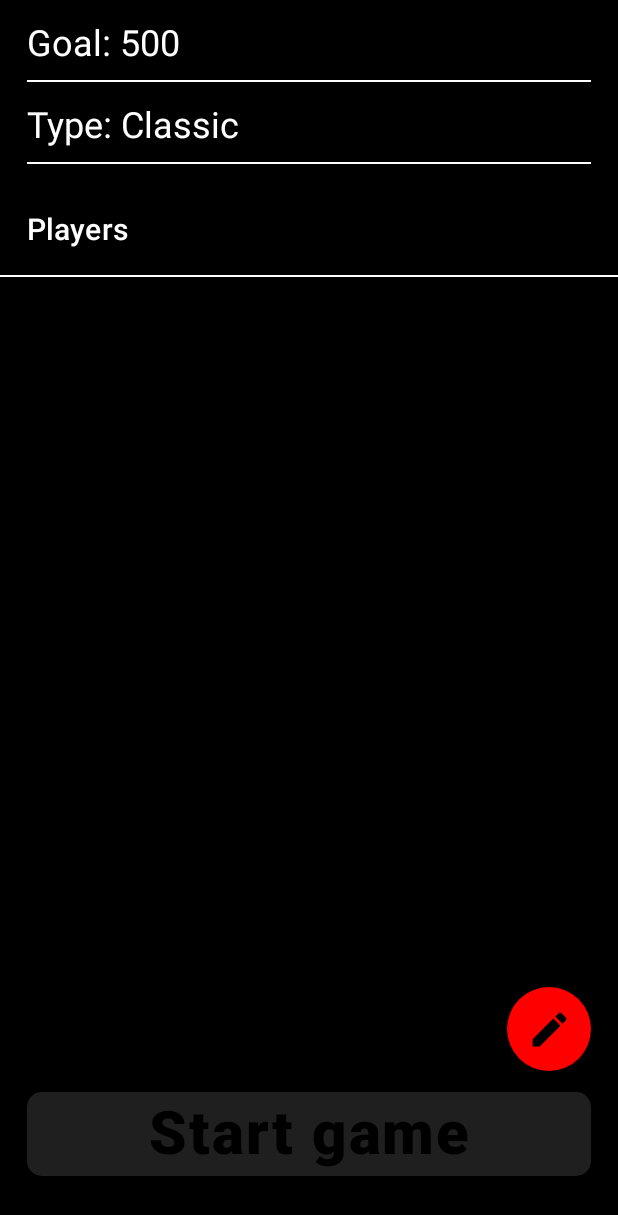
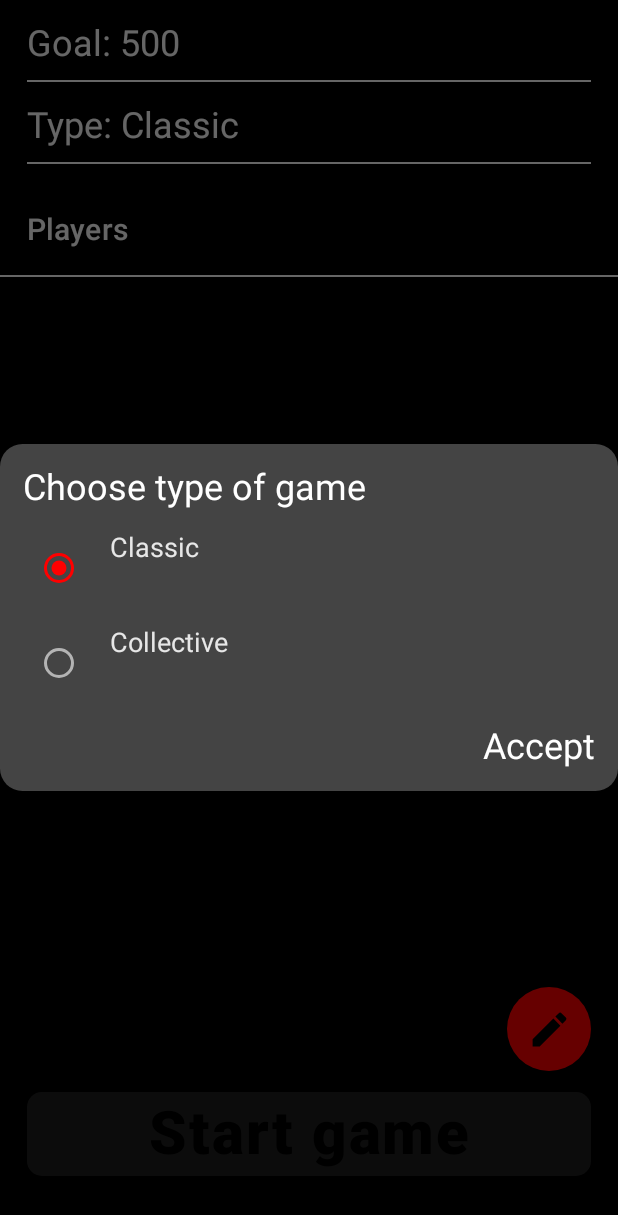
Before and after one commit to Edmko/UNO-counter, an Android app built with Jetpack Compose: the screen it shows after launch (MainActivity), after a tap on an icon or button, on a phone screen of 412 x 824 dp. Shown: the top 1215 px of the screen. Run offline under Robolectric (Android 15) with nearby library versions, the phone set to English and light mode, and no system bars; our stand-ins replace Dagger/Hilt's generated code, Room's generated code, accompanist.

Commit message:
added type selection

```diff
--- a/app/src/main/java/ua/edmko/unocounter/base/BaseViewModel.kt
+++ b/app/src/main/java/ua/edmko/unocounter/base/BaseViewModel.kt
@@ -8,27 +8,25 @@ import kotlinx.coroutines.flow.StateFlow
 import ua.edmko.unocounter.navigation.NavigationCommand
 import ua.edmko.unocounter.navigation.NavigationManager
 import ua.edmko.unocounter.utils.LIFECYCLE
-import kotlin.coroutines.CoroutineContext
 
 abstract class BaseViewModel<S : ViewState, E : Event>(private val navigationManager: NavigationManager) :
-    ViewModel(), CoroutineScope {
+    ViewModel() {
 
     init {
         Log.d(LIFECYCLE, "Create ${this.javaClass.simpleName}")
     }
 
-    private val scopeJob: Job = SupervisorJob()
-
     private val errorHandler = CoroutineExceptionHandler { _, throwable ->
         handleError(throwable)
     }
 
-    private fun handleError(throwable: Throwable) {
-        Log.e("Exception", throwable.message ?: "")
-
+    protected fun CoroutineScope.smartLaunch( context: suspend () -> Unit): Job {
+        return this.launch(errorHandler) { context() }
     }
 
-    override val coroutineContext: CoroutineContext = scopeJob + Dispatchers.Main + errorHandler
+    private fun handleError(throwable: Throwable) {
+        Log.e(throwable.cause.toString(), throwable.message ?: "")
+    }
 
     private val _viewStates: MutableStateFlow<S?> = MutableStateFlow(null)
     fun viewStates(): StateFlow<S?> = _viewStates
--- a/app/src/main/java/ua/edmko/unocounter/domain/entities/Game.kt
+++ b/app/src/main/java/ua/edmko/unocounter/domain/entities/Game.kt
@@ -58,7 +58,7 @@ data class GameSettings(
     }
 }
 
-enum class GameType { CLASSIC, COLLECTIVE }
+enum class GameType(val title : String) { CLASSIC("Classic"), COLLECTIVE("Collective") }
 
 @Entity(primaryKeys = ["playerId", "gameSettingsId"])
 data class GameCrossRef(
--- a/app/src/main/java/ua/edmko/unocounter/ui/components/Dialogs.kt
+++ b/app/src/main/java/ua/edmko/unocounter/ui/components/Dialogs.kt
@@ -2,12 +2,14 @@ package ua.edmko.unocounter.ui.components
 
 import androidx.compose.foundation.background
 import androidx.compose.foundation.clickable
+import androidx.compose.foundation.interaction.MutableInteractionSource
 import androidx.compose.foundation.layout.*
 import androidx.compose.foundation.shape.RoundedCornerShape
 import androidx.compose.foundation.text.BasicTextField
 import androidx.compose.foundation.text.KeyboardActions
 import androidx.compose.foundation.text.KeyboardOptions
 import androidx.compose.material.MaterialTheme
+import androidx.compose.material.RadioButton
 import androidx.compose.material.Text
 import androidx.compose.runtime.*
 import androidx.compose.ui.Alignment
@@ -25,8 +27,34 @@ import androidx.compose.ui.unit.dp
 import androidx.compose.ui.unit.sp
 import androidx.compose.ui.window.Dialog
 import ua.edmko.unocounter.R
+import ua.edmko.unocounter.domain.entities.GameType
 import ua.edmko.unocounter.ui.theme.UNOcounterTheme
 import ua.edmko.unocounter.ui.theme.baseDp
+
+
+@Composable
+fun DialogApp(
+    title: String,
+    onDismiss: () -> Unit,
+    content: @Composable ColumnScope.() -> Unit
+) {
+    Dialog(onDismiss) {
+
+        Column(
+            Modifier
+                .background(color = Color.DarkGray, shape = RoundedCornerShape(15.dp))
+                .padding(15.dp)
+                .fillMaxWidth()
+        ) {
+            Text(
+                text = title,
+                color = MaterialTheme.colors.onSurface,
+                fontSize = 24.sp
+            )
+            content()
+        }
+    }
+}
 
 @Composable
 fun EditDialog(
@@ -38,20 +66,8 @@ fun EditDialog(
     onDismiss: () -> Unit,
     onClick: (String) -> Unit = {},
 ) {
-    Dialog(onDismiss) {
     var text by remember { mutableStateOf("") }
-        Column(
-            Modifier
-                .background(color = Color.DarkGray, shape = RoundedCornerShape(15.dp))
-                .padding(15.dp)
-                .fillMaxWidth()
-        ) {
-            Text(
-                text = title,
-                color = MaterialTheme.colors.onSurface,
-                fontSize = 24.sp
-            )
-
+    DialogApp(title = title, onDismiss = onDismiss) {
         GameEditText(
             modifier = Modifier
                 .padding(top = 32.dp)
@@ -75,7 +91,6 @@ fun EditDialog(
     }
 
 }
-}
 
 @Composable
 fun ConfirmationDialog(
@@ -83,18 +98,7 @@ fun ConfirmationDialog(
     dismiss: () -> Unit,
     accept: () -> Unit,
 ) {
-    Dialog(dismiss) {
-        Column(
-            Modifier
-                .background(color = Color.DarkGray, shape = RoundedCornerShape(15.dp))
-                .padding(15.dp)
-                .fillMaxWidth()
-        ) {
-            Text(
-                text = title,
-                color = MaterialTheme.colors.onSurface,
-                fontSize = 24.sp
-            )
+    DialogApp(title = title, onDismiss = dismiss) {
         Row(
             modifier = Modifier
                 .padding(baseDp)
@@ -123,9 +127,50 @@ fun ConfirmationDialog(
                 fontSize = 24.sp
             )
         }
-
+    }
 }
 
+@Composable
+fun OptionsDialog(
+    title: String,
+    type: GameType,
+    dismiss: (GameType) -> Unit
+) {
+    var selected by remember { mutableStateOf(type) }
+    DialogApp(title = title, onDismiss = { dismiss(selected) }) {
+
+
+        Spacer(modifier = Modifier.size(15.dp))
+        Row(Modifier.clickable(
+            interactionSource = remember { MutableInteractionSource() },
+            indication = null
+        ) { selected = GameType.CLASSIC }) {
+            RadioButton(selected = selected == GameType.CLASSIC, onClick = {
+                selected = GameType.CLASSIC
+            })
+            Text(text = GameType.CLASSIC.title, modifier = Modifier.padding(start = 10.dp), fontSize = 18.sp)
+        }
+
+        Spacer(modifier = Modifier.size(15.dp))
+        Row(
+            Modifier.clickable(
+                interactionSource = remember { MutableInteractionSource() },
+                indication = null
+            ) { selected = GameType.COLLECTIVE }) {
+            RadioButton(
+                selected = selected == GameType.COLLECTIVE,
+                onClick = { selected = GameType.COLLECTIVE })
+            Text(text = GameType.COLLECTIVE.title, modifier = Modifier.padding(start = 10.dp), fontSize = 18.sp)
+        }
+        Text(
+            text = stringResource(R.string.accept),
+            color = MaterialTheme.colors.onSurface,
+            fontSize = 24.sp,
+            modifier = Modifier
+                .padding(top = 18.dp)
+                .align(Alignment.End)
+                .clickable(onClick = { dismiss(selected) }),
+        )
     }
 }
 
--- a/app/src/main/java/ua/edmko/unocounter/ui/game/GameEvent.kt
+++ b/app/src/main/java/ua/edmko/unocounter/ui/game/GameEvent.kt
@@ -9,4 +9,5 @@ class ConfirmEdition(val score: Int): GameEvent()
 object DismissDialog: GameEvent()
 object NavigateBack: GameEvent()
 object NextRound : GameEvent()
+class SetWinner(val player: Player): GameEvent()
 class EndGame(val winnerName: String): GameEvent()
--- a/app/src/main/java/ua/edmko/unocounter/ui/game/GameViewModel.kt
+++ b/app/src/main/java/ua/edmko/unocounter/ui/game/GameViewModel.kt
@@ -48,6 +48,7 @@ class GameViewModel @Inject constructor(
             is NavigateBack -> viewModelScope.launch { navigateTo(NavigationDirections.back) }
             is NextRound -> nextRound()
             is EndGame -> endGame(viewEvent.winnerName)
+            is SetWinner -> viewState = viewState.copy(winner = viewEvent.player)
         }
     }
 
--- a/app/src/main/java/ua/edmko/unocounter/ui/game/GameViewState.kt
+++ b/app/src/main/java/ua/edmko/unocounter/ui/game/GameViewState.kt
@@ -9,5 +9,6 @@ data class GameViewState(
     val game: Game = Game.getEmptyGame(),
     val isDialogShows: Boolean = false,
     val selectedPlayer : Player? = null,
-    val currentRound: Round = Round(gameRoundId = game.gameSettings.gameSettingsId)
+    val currentRound: Round = Round(gameRoundId = game.gameSettings.gameSettingsId),
+    val winner : Player? = null
 ): ViewState
--- a/app/src/main/java/ua/edmko/unocounter/ui/gameSetting/GameSettingEvent.kt
+++ b/app/src/main/java/ua/edmko/unocounter/ui/gameSetting/GameSettingEvent.kt
@@ -1,10 +1,13 @@
 package ua.edmko.unocounter.ui.gameSetting
 
 import ua.edmko.unocounter.base.Event
+import ua.edmko.unocounter.domain.entities.GameType
 
 sealed class GameSettingEvent: Event
 class ChangeGoal(val goal: Int): GameSettingEvent()
 object OnGoalClickEvent: GameSettingEvent()
+object OnTypeClickEvent: GameSettingEvent()
 object EditPlayers: GameSettingEvent()
 object DismissDialog: GameSettingEvent()
+class SetGameType(val gameType: GameType): GameSettingEvent()
 object StartGame: GameSettingEvent()
--- a/app/src/main/java/ua/edmko/unocounter/ui/gameSetting/GameSettingScreen.kt
+++ b/app/src/main/java/ua/edmko/unocounter/ui/gameSetting/GameSettingScreen.kt
@@ -12,7 +12,6 @@ import androidx.compose.runtime.collectAsState
 import androidx.compose.runtime.getValue
 import androidx.compose.ui.Alignment
 import androidx.compose.ui.Modifier
-import androidx.compose.ui.graphics.Color
 import androidx.compose.ui.res.stringResource
 import androidx.compose.ui.text.input.ImeAction
 import androidx.compose.ui.text.input.KeyboardType
@@ -22,10 +21,7 @@ import com.google.accompanist.insets.statusBarsPadding
 import ua.edmko.unocounter.R
 import ua.edmko.unocounter.domain.entities.Player
 import ua.edmko.unocounter.domain.entities.Player.Companion.getPlayersStub
-import ua.edmko.unocounter.ui.components.EditDialog
-import ua.edmko.unocounter.ui.components.GameButton
-import ua.edmko.unocounter.ui.components.PlayerItem
-import ua.edmko.unocounter.ui.components.TextFieldDivided
+import ua.edmko.unocounter.ui.components.*
 import ua.edmko.unocounter.ui.theme.UNOcounterTheme
 import ua.edmko.unocounter.ui.theme.baseDp
 import ua.edmko.unocounter.utils.getColorByIndex
@@ -52,7 +48,12 @@ fun GameSettingContent(state: GameSettingViewState?, event: (GameSettingEvent) -
             title = stringResource(id = R.string.insert_goal),
             onDismiss = { event(DismissDialog) }
         ) { text -> event(ChangeGoal(text.toIntOrNull() ?: 0)) }
-
+        if (state?.typeDialogShows == true) OptionsDialog(
+            title = stringResource(R.string.choose_type),
+            type = state.gameType
+        ) {
+            event(SetGameType(it))
+        }
         //content
         Box(Modifier.fillMaxSize()) {
 
@@ -68,8 +69,8 @@ fun GameSettingContent(state: GameSettingViewState?, event: (GameSettingEvent) -
                 TextFieldDivided(
                     modifier = Modifier,
                     stringResource(R.string.type),
-                    "Classic"
-                )
+                    state?.gameType?.title ?: ""
+                ) { event(OnTypeClickEvent) }
                 Text(
                     style = MaterialTheme.typography.h6,
                     color = MaterialTheme.colors.onSurface,
@@ -104,7 +105,7 @@ fun GameSettingContent(state: GameSettingViewState?, event: (GameSettingEvent) -
                     .fillMaxWidth()
                     .height(56.dp)
                     .align(Alignment.BottomCenter),
-                isEnabled = state?.players?.isNotEmpty()?:false,
+                isEnabled = state?.players?.isNotEmpty() ?: false,
                 onClick = { event(StartGame) })
         }
     }
--- a/app/src/main/java/ua/edmko/unocounter/ui/gameSetting/GameSettingViewModel.kt
+++ b/app/src/main/java/ua/edmko/unocounter/ui/gameSetting/GameSettingViewModel.kt
@@ -8,7 +8,6 @@ import ua.edmko.unocounter.base.BaseViewModel
 import ua.edmko.unocounter.domain.entities.GameSettings
 import ua.edmko.unocounter.domain.entities.GameType
 import ua.edmko.unocounter.domain.interactor.CreateGame
-import ua.edmko.unocounter.domain.interactor.GetSelectedPlayers
 import ua.edmko.unocounter.domain.interactor.ObserveSelectedPlayers
 import ua.edmko.unocounter.navigation.NavigationDirections
 import ua.edmko.unocounter.navigation.NavigationManager
@@ -24,7 +23,7 @@ class GameSettingViewModel @Inject constructor(
 
     init {
         viewState = GameSettingViewState()
-        viewModelScope.launch {
+        viewModelScope.smartLaunch {
             observeSelectedPlayers.createObservable(Unit).collect { players ->
                 viewState = viewState.copy(players = players)
             }
@@ -38,7 +37,13 @@ class GameSettingViewModel @Inject constructor(
             is EditPlayers -> viewModelScope.launch { navigateTo(NavigationDirections.players) }
             is DismissDialog -> viewState = viewState.copy(dialogShows = false)
             is StartGame -> startGame()
+            is OnTypeClickEvent -> viewState = viewState.copy(typeDialogShows = true)
+            is SetGameType -> setGameType(viewEvent.gameType)
         }
+    }
+
+    private fun setGameType(gameType: GameType) {
+        viewState = viewState.copy(typeDialogShows = false, gameType = gameType)
     }
 
     private fun startGame() {
--- a/app/src/main/java/ua/edmko/unocounter/ui/gameSetting/GameSettingViewState.kt
+++ b/app/src/main/java/ua/edmko/unocounter/ui/gameSetting/GameSettingViewState.kt
@@ -1,10 +1,13 @@
 package ua.edmko.unocounter.ui.gameSetting
 
 import ua.edmko.unocounter.base.ViewState
+import ua.edmko.unocounter.domain.entities.GameType
 import ua.edmko.unocounter.domain.entities.Player
 
 data class GameSettingViewState(
-    var goal: Int = 500,
-    var dialogShows: Boolean = false,
-    var players: List<Player> = emptyList()
+    val goal: Int = 500,
+    val dialogShows: Boolean = false,
+    val typeDialogShows: Boolean = false,
+    val players: List<Player> = emptyList(),
+    val gameType: GameType = GameType.CLASSIC
 ) : ViewState
--- a/app/src/main/res/values/strings.xml
+++ b/app/src/main/res/values/strings.xml
@@ -12,4 +12,6 @@
     <string name="are_delete_player">Are your sure you want to delete player?</string>
     <string name="total">Total</string>
     <string name="round">Round</string>
+    <string name="choose_type">Choose type of game</string>
+    <string name="winner">Winner</string>
 </resources>
```
Also changed, not shown: app/src/main/java/ua/edmko/unocounter/ui/game/GameScreen.kt (+35 -10 lines). Lines whose indentation alone changed are shown as unchanged.
